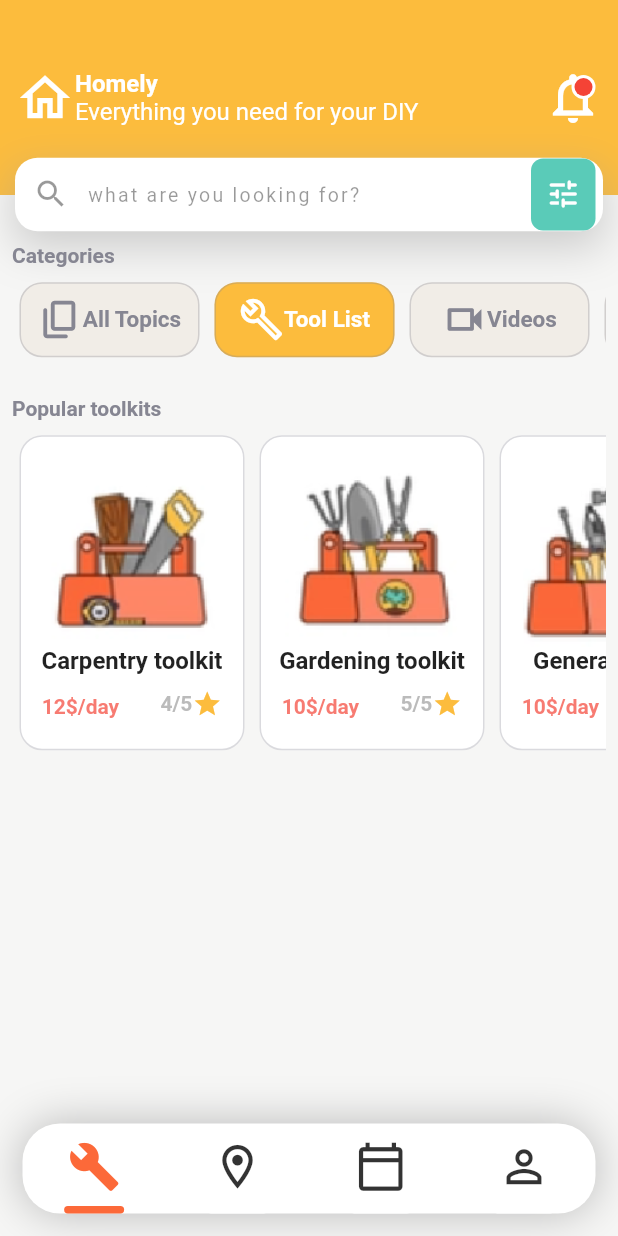
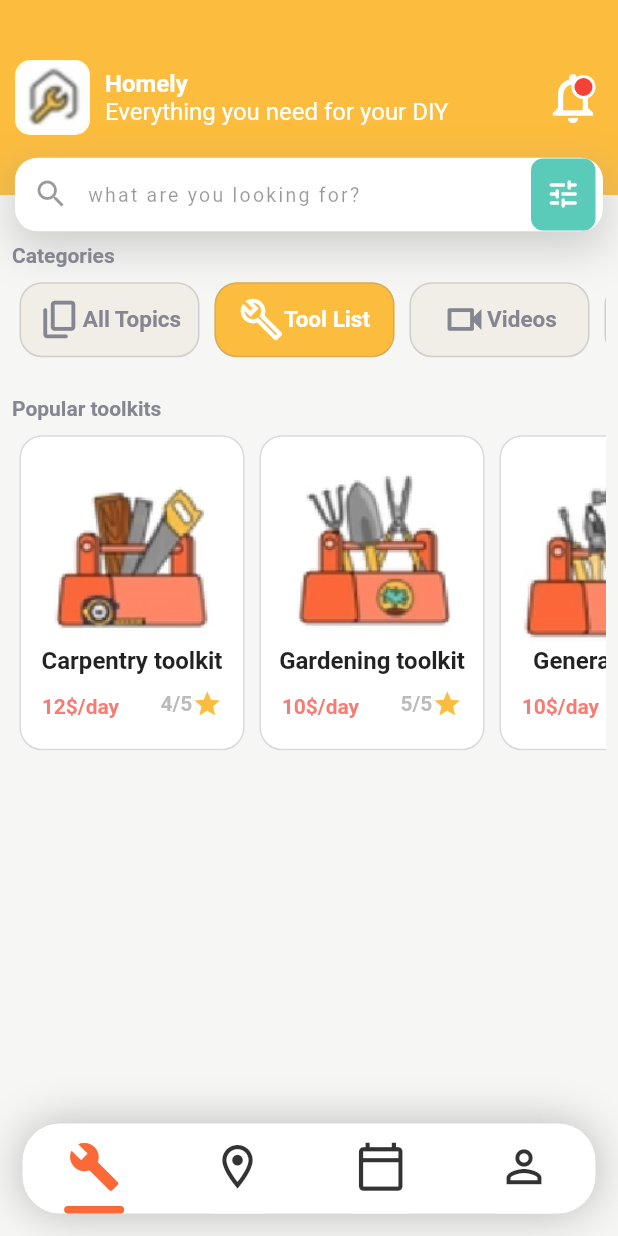
Before and after one commit to RodrigoUchoa001/avaliacao_2_programacao_4, a Flutter app: the screen it shows after launch, after a tap on "Tool List", on a phone screen of 412 x 824 dp. Run offline on Flutter 3.47's test engine with Material 2 defaults, Android fonts, the light colour scheme and no system bars; missing offline and left inert: icon_decoration.

Commit message:
usando agora logo da homely

```diff
--- a/lib/widgets/home/home_top_bar.dart
+++ b/lib/widgets/home/home_top_bar.dart
@@ -12,7 +12,18 @@ class HomeTopBar extends StatelessWidget {
         children: [
           Row(
             children: [
-              const Icon(Icons.home_outlined),
+              Container(
+                height: 50,
+                width: 50,
+                decoration: BoxDecoration(
+                  borderRadius: BorderRadius.circular(10),
+                  image: const DecorationImage(
+                    fit: BoxFit.fitWidth,
+                    image: AssetImage('assets/images/homely_logo.png'),
+                  ),
+                ),
+              ),
+              const SizedBox(width: 10),
               Column(
                 crossAxisAlignment: CrossAxisAlignment.start,
                 mainAxisAlignment: MainAxisAlignment.center,
```
Also changed, not shown: assets/images/homely_logo.png (added).
